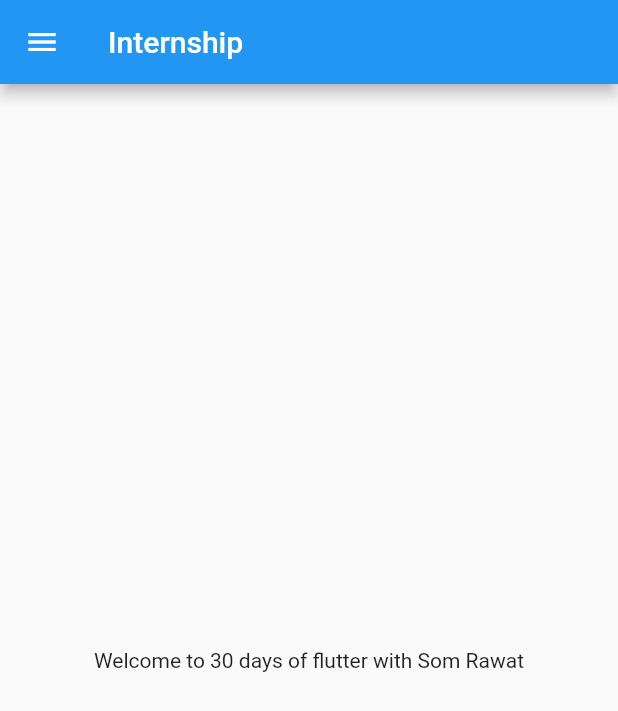
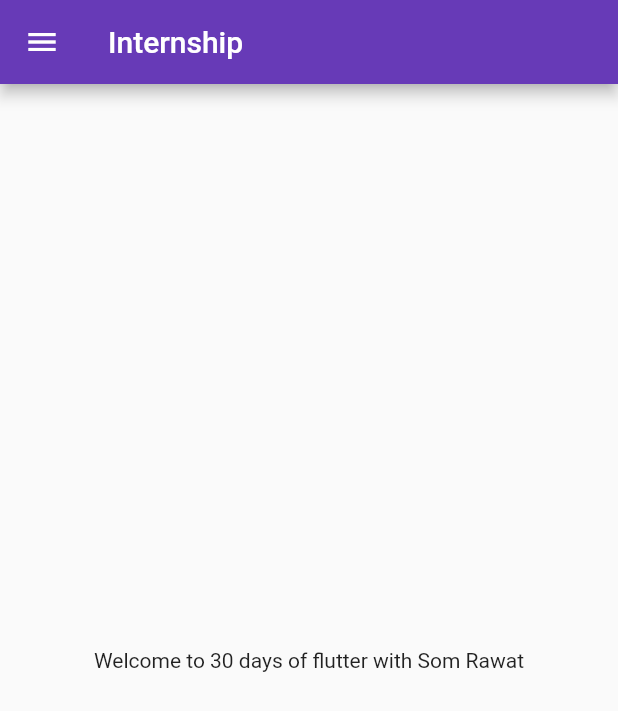
Before and after one commit to SomRawat/30DaysOfFlutter, a Flutter app: the screen it shows after launch, on a phone screen of 412 x 824 dp. Shown: the top 711 px of the screen. Run offline on Flutter 3.47's test engine with Material 2 defaults, Android fonts, the light colour scheme and no system bars.

Commit message:
Day 3 Completed

```diff
--- a/lib/main.dart
+++ b/lib/main.dart
@@ -1,5 +1,6 @@
 import 'package:flutter/material.dart';
-import 'package:time_tracker_flutter_course/home_page.dart';
+import 'package:time_tracker_flutter_course/pages/home_page.dart';
+import 'package:time_tracker_flutter_course/pages/login_page.dart';
 
 void main() {
   runApp(MyApp());
@@ -8,11 +9,18 @@
 class MyApp extends StatelessWidget {
   @override
   Widget build(BuildContext context) {
-    int days = 30;
-    String name = "Som Rawat";
-
     return MaterialApp(
-      home: HomePage(),
+      themeMode: ThemeMode.light,
+      theme: ThemeData(primarySwatch: Colors.deepPurple),
+      darkTheme: ThemeData(
+        brightness: Brightness.dark,
+      ),
+      initialRoute: "/home",
+      routes: {
+        "/": (content) => LoginPage(),
+        "/home": (context) => HomePage(),
+        "/login": (context) => LoginPage()
+      },
     );
   }
 }
```
Also changed, not shown: lib/pages/login_page.dart (added, +20 -0 lines), lib/pages/home_page.dart (renamed from lib/home_page.dart).
